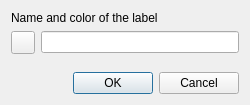
MITK/MITK, file Plugins/org.mitk.gui.qt.segmentation/src/QmitkNewSegmentationDialog.ui: the form before one commit.
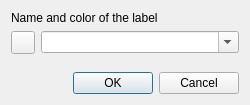
The form after the commit.

Commit message:
Change type of name control from line edit to combo box
Users can now easily see the complete list of suggestions instead of
having to type something to see only a matching subset.

This change may also be a preparation for later, if we decide to
optionally restrict valid label names to the suggestions, in which case
we would simply switch of the editability of the combobox. Also, SetName()
should then call addItem() with an insert policy instead of setEditText().

Diff of the .ui file:
```diff
--- a/Plugins/org.mitk.gui.qt.segmentation/src/QmitkNewSegmentationDialog.ui
+++ b/Plugins/org.mitk.gui.qt.segmentation/src/QmitkNewSegmentationDialog.ui
@@ -31,7 +31,14 @@
       </widget>
      </item>
      <item row="1" column="1">
-      <widget class="QLineEdit" name="nameLineEdit"/>
+      <widget class="QComboBox" name="nameComboBox">
+       <property name="editable">
+        <bool>true</bool>
+       </property>
+       <property name="insertPolicy">
+        <enum>QComboBox::NoInsert</enum>
+       </property>
+      </widget>
      </item>
     </layout>
    </item>
```
The commit also changes 1 other file.
